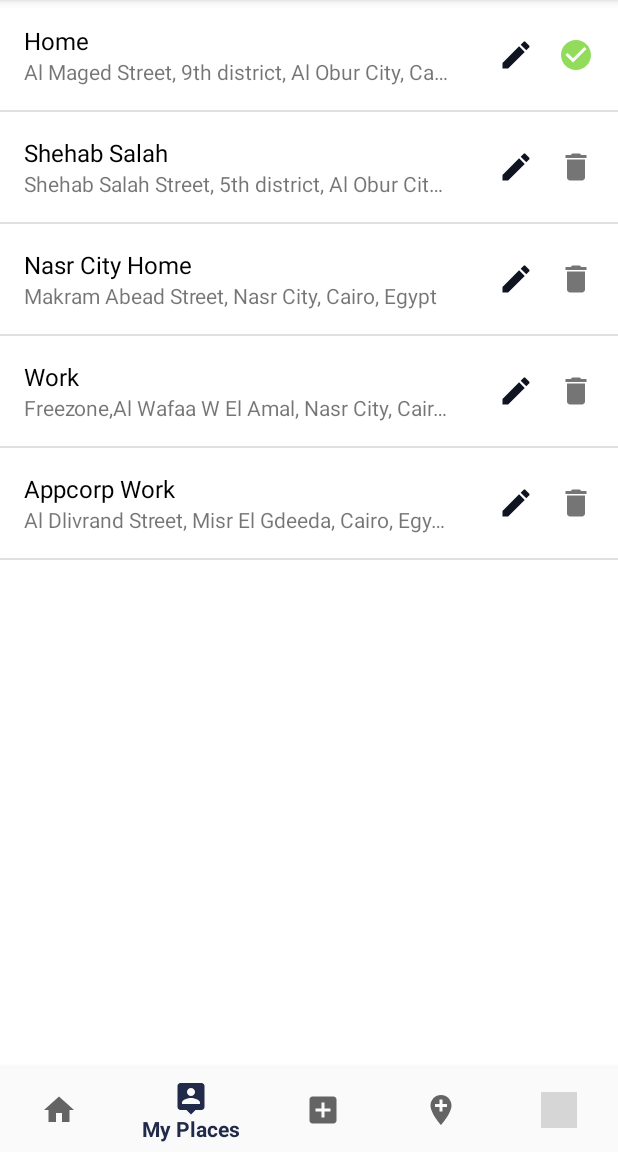
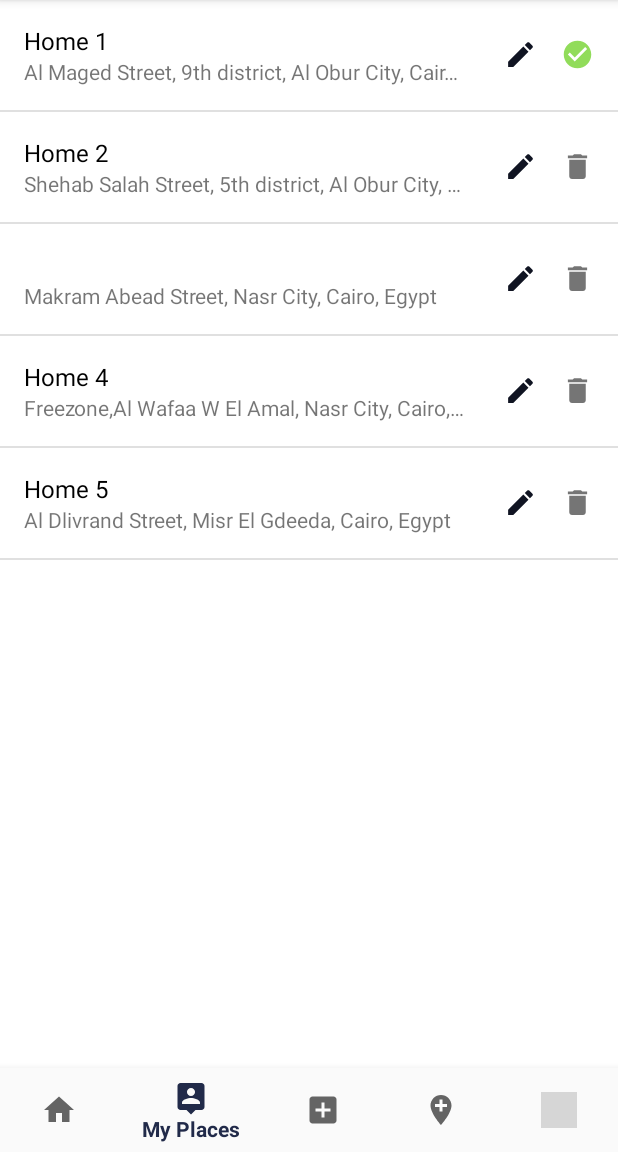
Before and after one commit to ShehabSalah/GeranyApp, an Android app: the screen it shows after launch (MainActivity), on a phone screen of 412 x 824 dp, the part 84-1236 px from its top. Run offline under Robolectric (Android 15) with nearby library versions, the phone set to English and light mode, and no system bars; our stand-ins replace ButterKnife, Firebase (no records; nobody signed in at launch, a user with empty details on screens opened directly); libraries missing offline, so code that uses them is left out: com.firebase.ui; 1 statement that could not run was skipped; grey boxes are pictures that could not be loaded.

Commit message:
Fixing My Places bugs and adding alert dialog

```diff
--- a/app/src/main/java/com/shehabsalah/geranyapp/controllers/MyPlacesController.java
+++ b/app/src/main/java/com/shehabsalah/geranyapp/controllers/MyPlacesController.java
@@ -9,21 +9,35 @@ import java.util.ArrayList;
 
 /**
  * Created by ShehabSalah on 8/5/17.
- *
+ * MyPlacesController class responsible on the communication between server, data model and views.
+ * This class contain the business logic of (My Places) tab and its main functionality.
  */
 
 public class MyPlacesController {
     private ArrayList<MyPlaces> myPlaces;
 
+
+    /**
+     * Constructor to initiate My Places list
+     * */
     public MyPlacesController() {
         myPlaces = new ArrayList<>();
     }
 
+    /**
+     * This method communicate with Google Map API and the Gerany server to extract the user full address
+     * @return string contain the full address of the user
+     * */
     public String getTheCurrentLocation(){
         //ToDo: get the user current location from API [AsyncTask Needed]. (IMPLEMENTATION: #1)
         return "Al Maged Street, 9th district, Al Obur City, Cairo, Egypt";
     }
 
+    /**
+     * This method allows to add new place to the user places (only the user current address).
+     * @param placeAddress string has the user address that.
+     * @return MyPlaces object which contain the address information that the user just added.
+     * */
     public MyPlaces addNewPlace(String placeAddress){
 
         MyPlaces myPlaces = new MyPlaces(placeAddress, "", false);
@@ -32,6 +46,11 @@ public class MyPlacesController {
         return myPlaces;
     }
 
+    /**
+     * This method allows to update and add place nickname.
+     * @param myPlaces Desired place that will change its nickname.
+     * @param nickname Desired address nickname.
+     * */
     public void updatePlaceNickname(MyPlaces myPlaces, String nickname){
         if (nickname!=null && !nickname.isEmpty()){
             myPlaces.setPlaceNickname(nickname);
@@ -39,41 +58,62 @@ public class MyPlacesController {
         }
     }
 
+    /**
+     * This method communicates with Firebase server and fetch all the user places in
+     * ArrayList<MyPlaces>
+     * */
     public void fillPlaces(){
         //ToDo: replace content with fetching places from the server (IMPLEMENTATION: #4)
         myPlaces = new ArrayList<>();
         myPlaces.add(new MyPlaces(
                 "Al Maged Street, 9th district, Al Obur City, Cairo, Egypt",
-                "Home",
+                "Home 1",
                 true
         ));
         myPlaces.add(new MyPlaces(
                 "Shehab Salah Street, 5th district, Al Obur City, Cairo, Egypt",
-                "Shehab Salah",
+                "Home 2",
                 false
         ));
         myPlaces.add(new MyPlaces(
                 "Makram Abead Street, Nasr City, Cairo, Egypt",
-                "Nasr City Home",
+                "",
                 false
         ));
         myPlaces.add(new MyPlaces(
                 "Freezone,Al Wafaa W El Amal, Nasr City, Cairo, Egypt",
-                "Work",
+                "Home 4",
                 false
         ));
         myPlaces.add(new MyPlaces(
                 "Al Dlivrand Street, Misr El Gdeeda, Cairo, Egypt",
-                "Appcorp Work",
+                "Home 5",
                 false
         ));
     }
 
+    /**
+     * This method provide access to the user places.
+     * @return ArrayList<MyPlaces> of all the user saved places.
+     * */
     public ArrayList<MyPlaces> getMyPlaces() {
         return myPlaces;
     }
 
+    /**
+     * This method provide access to the places list size
+     * @return int that contain the places size
+     * */
+    public int getPlacesSize(){
+        return myPlaces.size();
+    }
 
+    /**
+     * This method allows to delete place at given position.
+     * @param context the application context.
+     * @param position place index that want to delete
+     * @return boolean contain true if the place deleted, false if the place doesn't deleted.
+     * */
     public boolean deleteMyPlaceAtPosition(Context context, int position){
         if (Config.isNetworkConnected(context)){
             //ToDo: remove the place from the server (IMPLEMENTATION: #5)
@@ -88,6 +128,11 @@ public class MyPlacesController {
         }
     }
 
+    /**
+     * This method checks if the given place exists in the user places or not.
+     * @param address address too check if it exists or not.
+     * @return boolean true if the place is exist and false if not.
+     * */
     public boolean checkIfCurrentLocationExits(String address){
         fillPlaces();
         for (int i = 0; i < myPlaces.size(); i++){
--- /dev/null
+++ b/app/src/main/res/drawable/ic_location_off.xml
@@ -0,0 +1,4 @@
+<vector android:height="24dp" android:viewportHeight="48.0"
+    android:viewportWidth="48.0" android:width="24dp" xmlns:android="http://schemas.android.com/apk/res/android">
+    <path android:fillColor="@color/colorAccent" android:pathData="M24,13c2.76,0 5,2.24 5,5 0,1.47 -0.65,2.78 -1.66,3.7l7.26,7.26C36.55,25.24 38,21.37 38,18c0,-7.73 -6.27,-14 -14,-14 -3.96,0 -7.53,1.65 -10.07,4.29l6.37,6.37C21.21,13.65 22.53,13 24,13zM32.75,32.2l-9.25,-9.25 -0.22,-0.22L6.54,6 4,8.55l6.36,6.36c-0.23,0.99 -0.36,2.02 -0.36,3.09 0,10.5 14,26 14,26s3.34,-3.7 6.75,-8.7l6.7,6.7L40,39.45l-7.25,-7.25z"/>
+</vector>
--- a/app/src/main/res/layout/my_places_item_view.xml
+++ b/app/src/main/res/layout/my_places_item_view.xml
@@ -39,18 +39,19 @@
     </RelativeLayout>
     <ImageView
         android:id="@+id/edit"
-        android:layout_width="@dimen/icon_size"
-        android:layout_height="@dimen/icon_size"
-        android:layout_margin="@dimen/shape_edge_padding"
+        android:layout_width="@dimen/clickable_icon_size"
+        android:layout_height="@dimen/clickable_icon_size"
+        android:padding="@dimen/shape_edge_extra_small_padding"
         app:srcCompat="@drawable/ic_mode_edit"
         android:tint="@color/default_icon_color"
         android:layout_gravity="center_vertical"
         />
     <ImageView
         android:id="@+id/delete_active"
-        android:layout_width="@dimen/icon_size"
-        android:layout_height="@dimen/icon_size"
-        android:layout_marginEnd="@dimen/shape_edge_padding"
+        android:layout_width="@dimen/clickable_icon_size"
+        android:layout_height="@dimen/clickable_icon_size"
+        android:padding="@dimen/shape_edge_extra_small_padding"
+        android:layout_marginEnd="@dimen/shape_edge_extra_small_padding"
         app:srcCompat="@drawable/ic_delete"
         android:layout_gravity="center_vertical"/>
 
--- a/app/src/main/res/values/dimens.xml
+++ b/app/src/main/res/values/dimens.xml
@@ -16,6 +16,7 @@
     <dimen name="ground_icon_height_size">80dp</dimen>
     <dimen name="medium_icon_size">60dp</dimen>
     <dimen name="icon_size">24dp</dimen>
+    <dimen name="clickable_icon_size">38dp</dimen>
 
     <dimen name="text_large_size">20sp</dimen>
     <dimen name="text_normal_size_2">18sp</dimen>
--- a/app/src/main/res/values/strings.xml
+++ b/app/src/main/res/values/strings.xml
@@ -29,4 +29,8 @@
     <string name="formatting_max_length" formatted="false">%d / 50</string>
     <string name="empty_name_error_message">"Cannot save an empty name! Please enter the place name."</string>
 
+    <!--Delete Location Dialog-->
+    <string name="delete_place_header">Delete Place</string>
+    <string name="delete_place_message">Are you sure you want to delete %s?</string>
+
 </resources>
```
Also changed, not shown: app/src/main/java/com/shehabsalah/geranyapp/views/adapters/MyPlacesListAdapter.java (+61 -13 lines).
